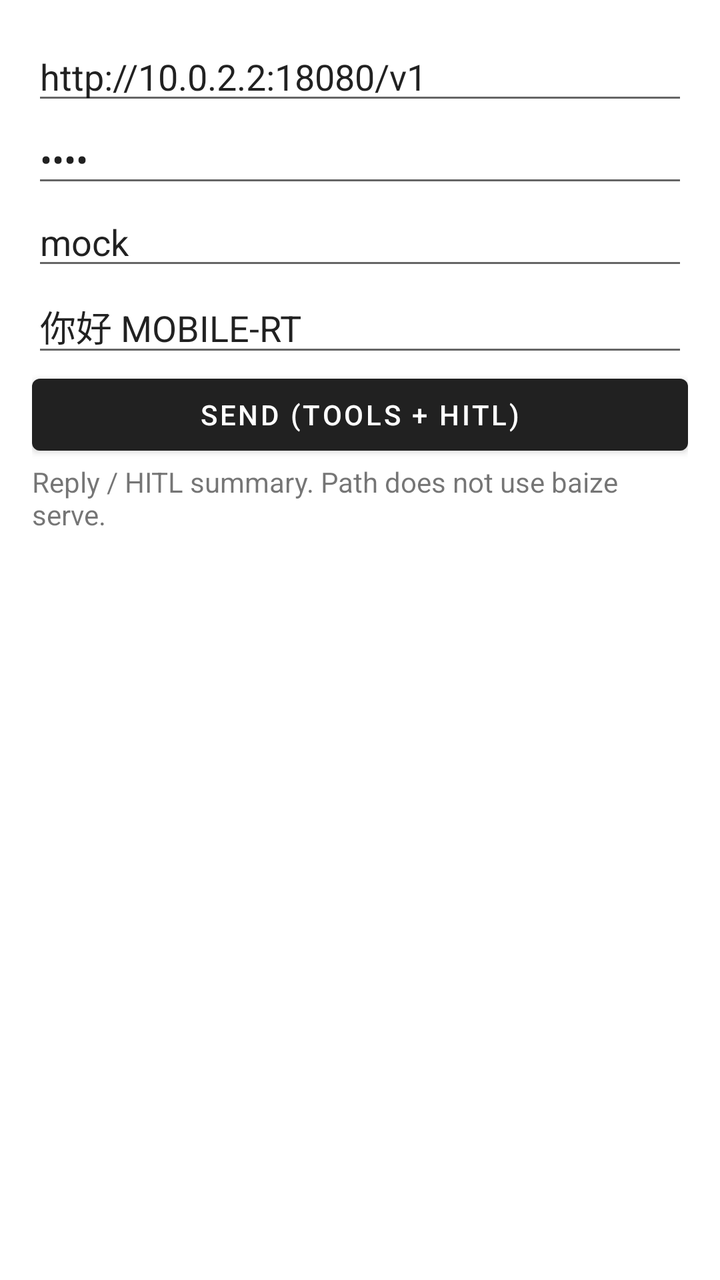
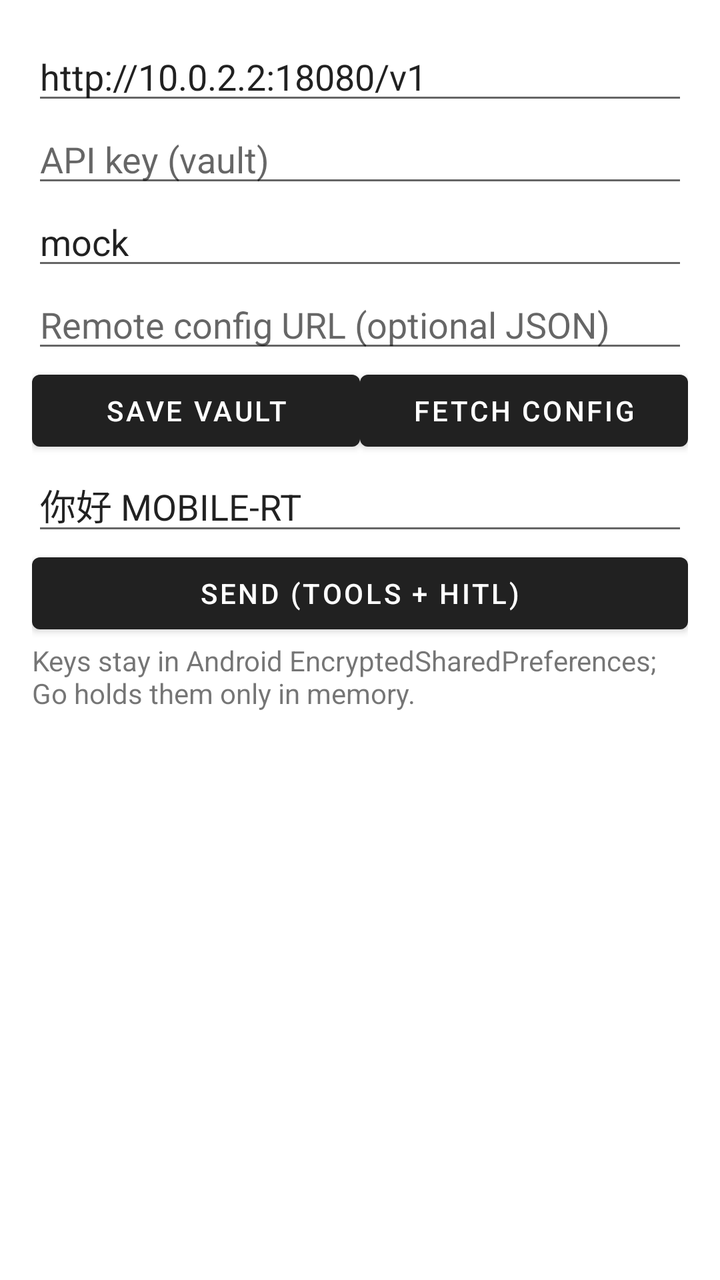

Screens rendered from an Android XML layout before and after an edit, with the pre-edit source and the edit as a unified diff.
<!-- AndroidManifest.xml: application theme Theme.BaizeMobileRT -->
<!-- res/layout/activity_main.xml -->
<?xml version="1.0" encoding="utf-8"?>
<LinearLayout xmlns:android="http://schemas.android.com/apk/res/android"
    android:layout_width="match_parent"
    android:layout_height="match_parent"
    android:orientation="vertical"
    android:padding="16dp">

    <EditText
        android:id="@+id/apiBase"
        android:layout_width="match_parent"
        android:layout_height="wrap_content"
        android:hint="API base (e.g. http://10.0.2.2:18080/v1)"
        android:inputType="textUri"
        android:text="http://10.0.2.2:18080/v1" />

    <EditText
        android:id="@+id/apiKey"
        android:layout_width="match_parent"
        android:layout_height="wrap_content"
        android:hint="API key"
        android:inputType="textPassword"
        android:text="demo" />

    <EditText
        android:id="@+id/model"
        android:layout_width="match_parent"
        android:layout_height="wrap_content"
        android:hint="model"
        android:text="mock" />

    <EditText
        android:id="@+id/userInput"
        android:layout_width="match_parent"
        android:layout_height="wrap_content"
        android:hint="User message"
        android:text="你好 MOBILE-RT" />

    <Button
        android:id="@+id/send"
        android:layout_width="match_parent"
        android:layout_height="wrap_content"
        android:text="Send (tools + HITL)" />

    <LinearLayout
        android:id="@+id/hitlRow"
        android:layout_width="match_parent"
        android:layout_height="wrap_content"
        android:orientation="horizontal"
        android:visibility="gone">
        <Button
            android:id="@+id/approve"
            android:layout_width="0dp"
            android:layout_height="wrap_content"
            android:layout_weight="1"
            android:text="Approve" />
        <Button
            android:id="@+id/deny"
            android:layout_width="0dp"
            android:layout_height="wrap_content"
            android:layout_weight="1"
            android:text="Deny" />
    </LinearLayout>

    <ScrollView
        android:layout_width="match_parent"
        android:layout_height="0dp"
        android:layout_weight="1">
        <TextView
            android:id="@+id/reply"
            android:layout_width="match_parent"
            android:layout_height="wrap_content"
            android:textIsSelectable="true"
            android:text="Reply / HITL summary. Path does not use baize serve." />
    </ScrollView>
</LinearLayout>
<!-- resources referenced by this layout -->
<resources>
  <style name="Theme.BaizeMobileRT" parent="Theme.MaterialComponents.DayNight.DarkActionBar" />
</resources>

<!-- the commit's change to res/layout/activity_main.xml (unified diff, before → after) -->
@@ -17,9 +17,9 @@
         android:id="@+id/apiKey"
         android:layout_width="match_parent"
         android:layout_height="wrap_content"
-        android:hint="API key"
+        android:hint="API key (vault)"
         android:inputType="textPassword"
-        android:text="demo" />
+        android:text="" />
 
     <EditText
         android:id="@+id/model"
@@ -27,6 +27,31 @@
         android:layout_height="wrap_content"
         android:hint="model"
         android:text="mock" />
+
+    <EditText
+        android:id="@+id/configUrl"
+        android:layout_width="match_parent"
+        android:layout_height="wrap_content"
+        android:hint="Remote config URL (optional JSON)"
+        android:inputType="textUri" />
+
+    <LinearLayout
+        android:layout_width="match_parent"
+        android:layout_height="wrap_content"
+        android:orientation="horizontal">
+        <Button
+            android:id="@+id/saveVault"
+            android:layout_width="0dp"
+            android:layout_height="wrap_content"
+            android:layout_weight="1"
+            android:text="Save vault" />
+        <Button
+            android:id="@+id/fetchConfig"
+            android:layout_width="0dp"
+            android:layout_height="wrap_content"
+            android:layout_weight="1"
+            android:text="Fetch config" />
+    </LinearLayout>
 
     <EditText
         android:id="@+id/userInput"
@@ -70,6 +95,6 @@
             android:layout_width="match_parent"
             android:layout_height="wrap_content"
             android:textIsSelectable="true"
-            android:text="Reply / HITL summary. Path does not use baize serve." />
+            android:text="Keys stay in Android EncryptedSharedPreferences; Go holds them only in memory." />
     </ScrollView>
 </LinearLayout>
